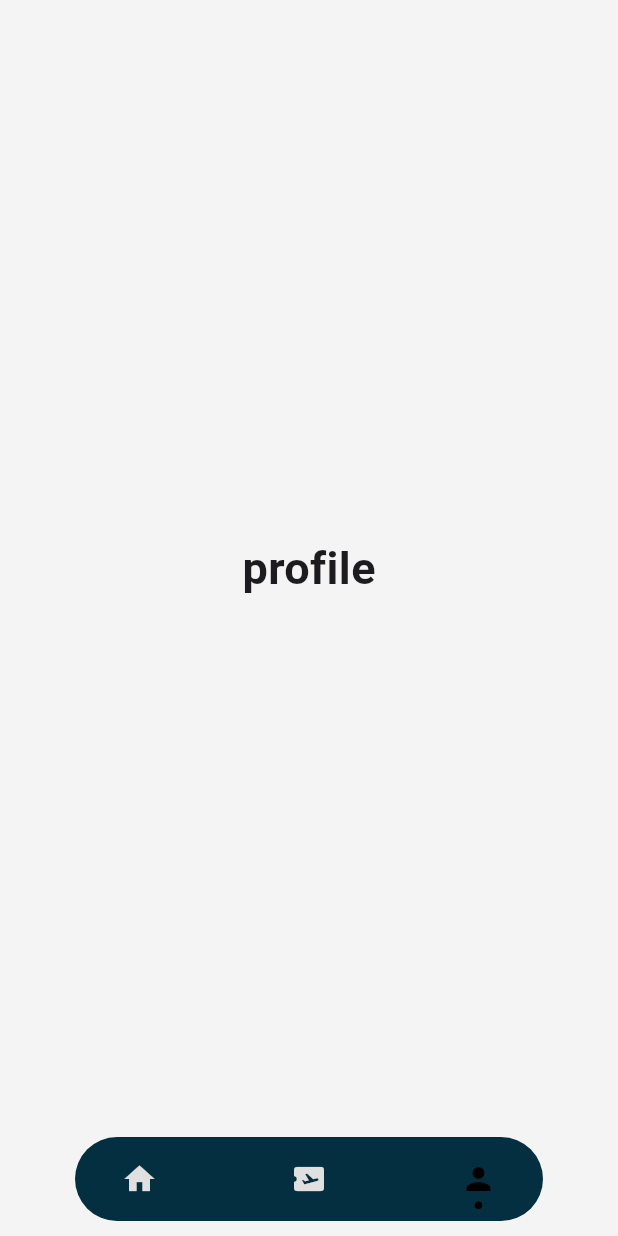
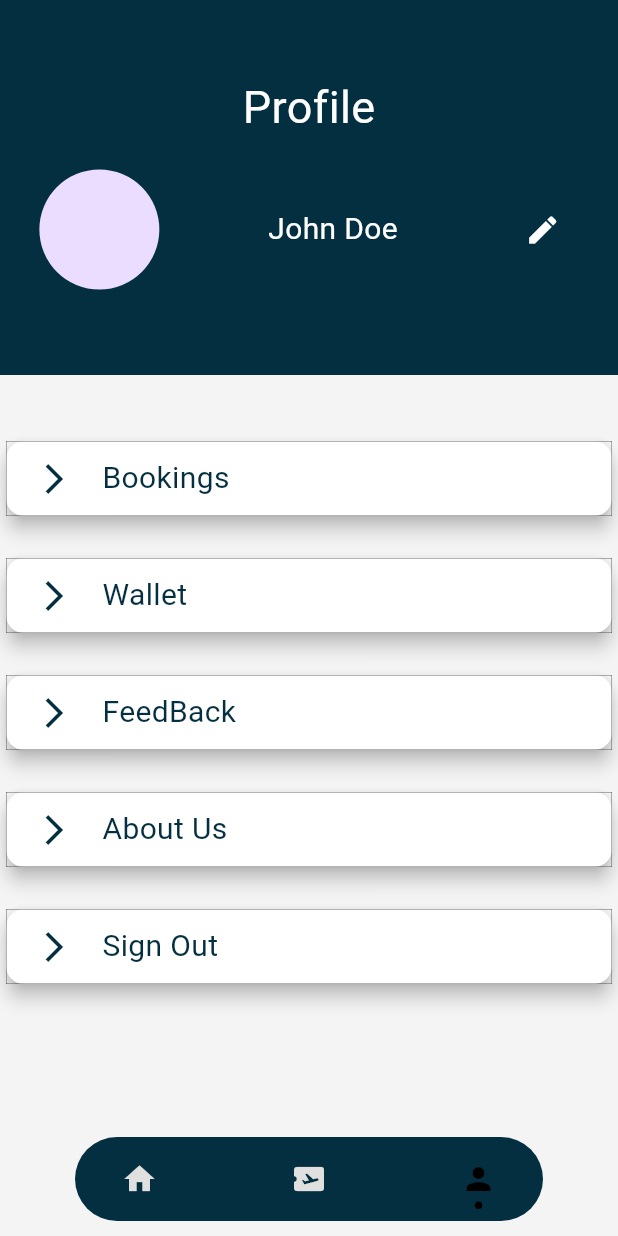
Before and after one commit to yas2003ser/bus_booking, a Flutter app: the HomeScreen screen opened by its route, item 3 of the bottom bar chosen, on a phone screen of 412 x 824 dp. Run offline on Flutter 3.47's test engine with Material 3 defaults, Android fonts, the light colour scheme and no system bars; drawn by our look-alikes of dot_navigation_bar; our stand-ins replace another_flutter_splash_screen, flutter_riverpod.

Commit message:
profile  screen

```diff
--- a/lib/screens/home/home_screen.dart
+++ b/lib/screens/home/home_screen.dart
@@ -1,7 +1,7 @@
 import 'package:bus_booking/provider/nav_bar_provider.dart';
-import 'package:bus_booking/widgets/navBarScreens/booking.dart';
-import 'package:bus_booking/widgets/navBarScreens/home.dart';
-import 'package:bus_booking/widgets/navBarScreens/profile.dart';
+import 'package:bus_booking/screens/navBarScreens/booking.dart';
+import 'package:bus_booking/screens/navBarScreens/home.dart';
+import 'package:bus_booking/screens/navBarScreens/profile.dart';
 import 'package:dot_navigation_bar/dot_navigation_bar.dart';
 import 'package:flutter/material.dart';
 import 'package:flutter_riverpod/flutter_riverpod.dart';
--- /dev/null
+++ b/lib/screens/navBarScreens/profile.dart
@@ -0,0 +1,80 @@
+import 'package:bus_booking/widgets/profile_buttons.dart';
+import 'package:flutter/material.dart';
+
+class Profile extends StatelessWidget {
+  const Profile({super.key});
+
+  @override
+  Widget build(BuildContext context) {
+    return SingleChildScrollView(
+      child: Column(
+        children: [
+          Container(
+            height: 250,
+            width: MediaQuery.of(context).size.width,
+            color: const Color(0xff042F40),
+            child: Column(
+              children: [
+                const SizedBox(height: 50),
+                const Text(
+                  'Profile',
+                  style: TextStyle(
+                    color: Colors.white,
+                    fontSize: 30,
+                  ),
+                ),
+                const SizedBox(height: 20),
+                Row(
+                  mainAxisAlignment: MainAxisAlignment.spaceEvenly,
+                  children: [
+                    const CircleAvatar(
+                      radius: 40,
+                      // backgroundImage: AssetImage('assets/images/profile.jpg'),
+                    ),
+                    const SizedBox(width: 20),
+                    const Text(
+                      'John Doe',
+                      style: TextStyle(
+                        color: Colors.white,
+                        fontSize: 20,
+                      ),
+                    ),
+                    const SizedBox(width: 20),
+                    IconButton(
+                        onPressed: () {},
+                        icon: const Icon(Icons.edit, color: Colors.white))
+                  ],
+                ),
+              ],
+            ),
+          ),
+          const SizedBox(height: 40),
+          ProfileButton(
+            text: 'Bookings',
+            onPressed: () {},
+          ),
+          const SizedBox(height: 20),
+          ProfileButton(
+            text: 'Wallet',
+            onPressed: () {},
+          ),
+          const SizedBox(height: 20),
+          ProfileButton(
+            text: 'FeedBack',
+            onPressed: () {},
+          ),
+          const SizedBox(height: 20),
+          ProfileButton(
+            text: 'About Us',
+            onPressed: () {},
+          ),
+          const SizedBox(height: 20),
+          ProfileButton(
+            text: 'Sign Out',
+            onPressed: () {},
+          ),
+        ],
+      ),
+    );
+  }
+}
--- a/lib/widgets/navBarScreens/profile.dart
+++ /dev/null
@@ -1,18 +0,0 @@
-import 'package:flutter/cupertino.dart';
-
-class Profile extends StatelessWidget {
-  const Profile({super.key});
-
-  @override
-  Widget build(BuildContext context) {
-    return const Center(
-      child: Text(
-        'profile',
-        style: TextStyle(
-          fontSize: 30,
-          fontWeight: FontWeight.bold,
-        ),
-      ),
-    );
-  }
-}
--- /dev/null
+++ b/lib/widgets/profile_buttons.dart
@@ -0,0 +1,46 @@
+import 'package:flutter/material.dart';
+
+class ProfileButton extends StatelessWidget {
+  const ProfileButton({super.key, required this.text, required this.onPressed});
+  final String text;
+  final VoidCallback onPressed;
+
+  @override
+  Widget build(BuildContext context) {
+    return InkWell(
+      onTap: onPressed,
+      child: Card(
+        color: Colors.white,
+        elevation: 5,
+        child: Container(
+          width: double.infinity,
+          height: 50,
+          decoration: BoxDecoration(
+            border: Border.all(
+              width: 0.2,
+            ),
+            shape: BoxShape.rectangle,
+          ),
+          child: Padding(
+            padding: const EdgeInsets.symmetric(horizontal: 20),
+            child: Row(
+              mainAxisAlignment: MainAxisAlignment.start,
+              children: [
+                const Icon(
+                  Icons.arrow_forward_ios,
+                  color: Color(0xff042F40),
+                ),
+                const SizedBox(width: 20),
+                Text(
+                  text,
+                  style:
+                      const TextStyle(fontSize: 20, color: Color(0xff042F40)),
+                ),
+              ],
+            ),
+          ),
+        ),
+      ),
+    );
+  }
+}
```
Also changed, not shown: lib/screens/navBarScreens/booking.dart (renamed from lib/widgets/navBarScreens/booking.dart), lib/screens/navBarScreens/home.dart (renamed from lib/widgets/navBarScreens/home.dart), lib/widgets/buttons.dart (deleted).
